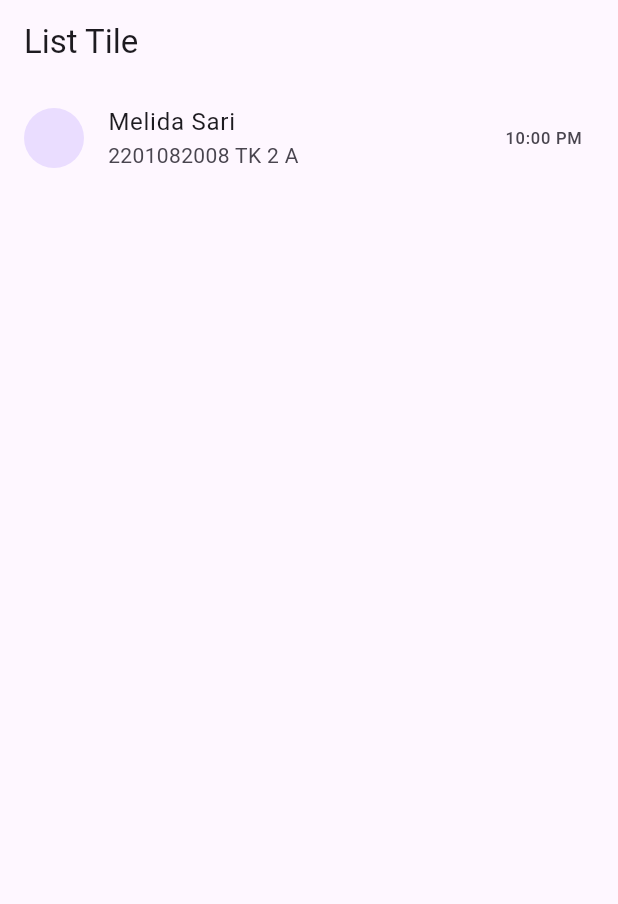
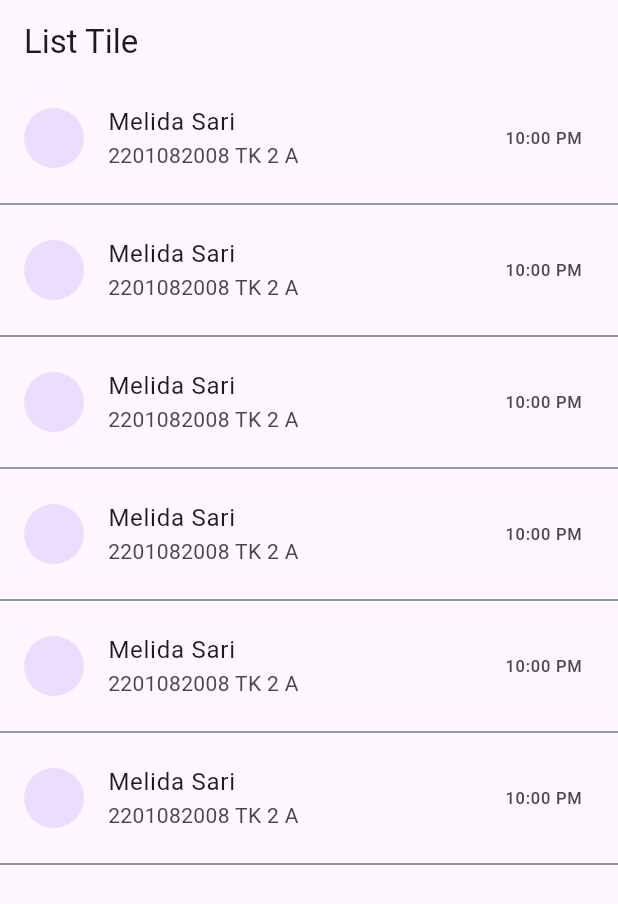
Before and after one commit to Melidasari/Pemograman_Flutter, a Flutter app: the screen it shows after launch, on a phone screen of 412 x 824 dp. Shown: the top 904 px of the screen. Run offline on Flutter 3.47's test engine with Material 3 defaults, Android fonts, the phone set to English and light mode, and no system bars.

Commit message:
Update main.dart FLUTTER 08 List Tile

```diff
--- a/flutter_project/lib/main.dart
+++ b/flutter_project/lib/main.dart
@@ -20,6 +20,54 @@ class MyApp extends StatelessWidget {
               leading: CircleAvatar(),
               trailing: Text("10:00 PM"),
             ),
+            Divider(
+              color: Colors.blueGrey,
+            ),
+            ListTile(
+              title: Text("Melida Sari"),
+              subtitle: Text("2201082008 TK 2 A"),
+              leading: CircleAvatar(),
+              trailing: Text("10:00 PM"),
+            ),
+            Divider(
+              color: Colors.blueGrey,
+            ),
+            ListTile(
+              title: Text("Melida Sari"),
+              subtitle: Text("2201082008 TK 2 A"),
+              leading: CircleAvatar(),
+              trailing: Text("10:00 PM"),
+            ),
+            Divider(
+              color: Colors.blueGrey,
+            ),
+            ListTile(
+              title: Text("Melida Sari"),
+              subtitle: Text("2201082008 TK 2 A"),
+              leading: CircleAvatar(),
+              trailing: Text("10:00 PM"),
+            ),
+            Divider(
+              color: Colors.blueGrey,
+            ),
+            ListTile(
+              title: Text("Melida Sari"),
+              subtitle: Text("2201082008 TK 2 A"),
+              leading: CircleAvatar(),
+              trailing: Text("10:00 PM"),
+            ),
+            Divider(
+              color: Colors.blueGrey,
+            ),
+            ListTile(
+              title: Text("Melida Sari"),
+              subtitle: Text("2201082008 TK 2 A"),
+              leading: CircleAvatar(),
+              trailing: Text("10:00 PM"),
+            ),
+            Divider(
+              color: Colors.blueGrey,
+            ),
           ],
         ),
       ),
```
